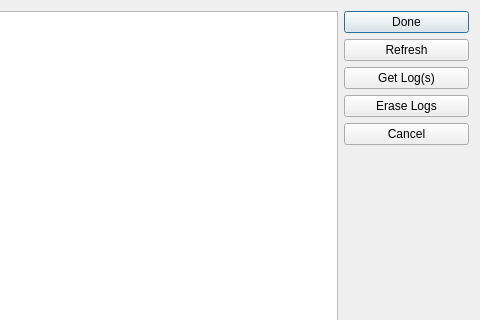
Before: the Qt Designer form src/uas/LogDownloadDialog.ui in ArduPilot/apm_planner, drawn with Qt 5; both pictures show x 97 to 577 and y 0 to 320 of the 577 by 422 pixel window.
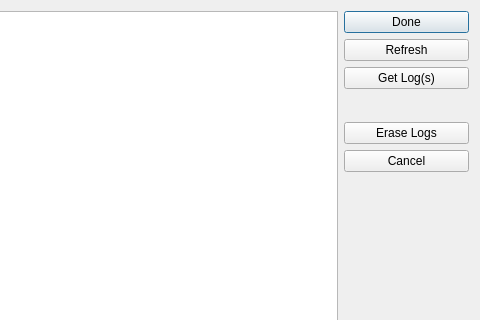
After: the same form once the commit is applied.

The edit to the form file:
```diff
--- a/src/uas/LogDownloadDialog.ui
+++ b/src/uas/LogDownloadDialog.ui
@@ -44,6 +44,19 @@
            </property>
           </widget>
          </item>
+         <item>
+          <spacer name="verticalSpacer_2">
+           <property name="orientation">
+            <enum>Qt::Vertical</enum>
+           </property>
+           <property name="sizeHint" stdset="0">
+            <size>
+             <width>20</width>
+             <height>70</height>
+            </size>
+           </property>
+          </spacer>
+         </item>
          <item>
           <widget class="QPushButton" name="erasePushButton">
            <property name="text">
```
